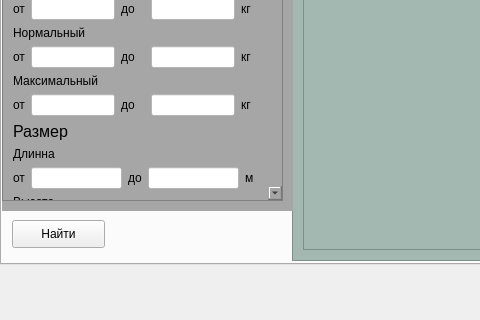
First picture: the form in ui_designes/ui_design_V_6.ui, repository MrParkour/AeroFinder, before the edit; both pictures show x 0 to 480 and y 536 to 856 of the 1124 by 856 pixel window.
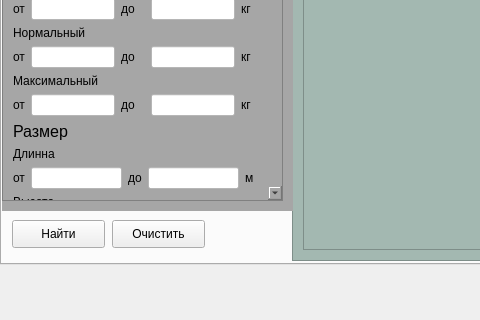
Second picture: the form after the edit. The open tabs and pages were chosen to show the change.

Patch:
```diff
--- a/ui_designes/ui_design_V_6.ui
+++ b/ui_designes/ui_design_V_6.ui
@@ -2811,6 +2811,19 @@
        </item>
       </layout>
      </widget>
+     <widget class="QPushButton" name="pushButton_clear_heli">
+      <property name="geometry">
+       <rect>
+        <x>110</x>
+        <y>730</y>
+        <width>93</width>
+        <height>28</height>
+       </rect>
+      </property>
+      <property name="text">
+       <string>Очистить</string>
+      </property>
+     </widget>
     </widget>
     <widget class="QWidget" name="tab_All">
      <attribute name="title">
```
Left out of the diff: 52 changed lines with no effect on the pictures.
